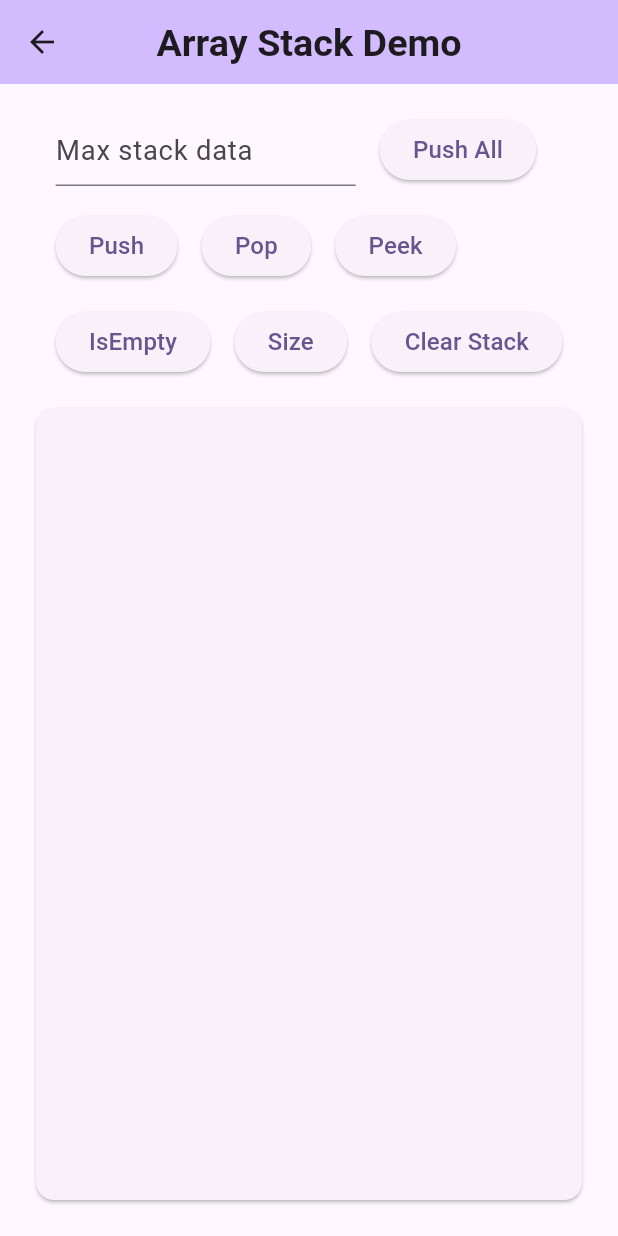
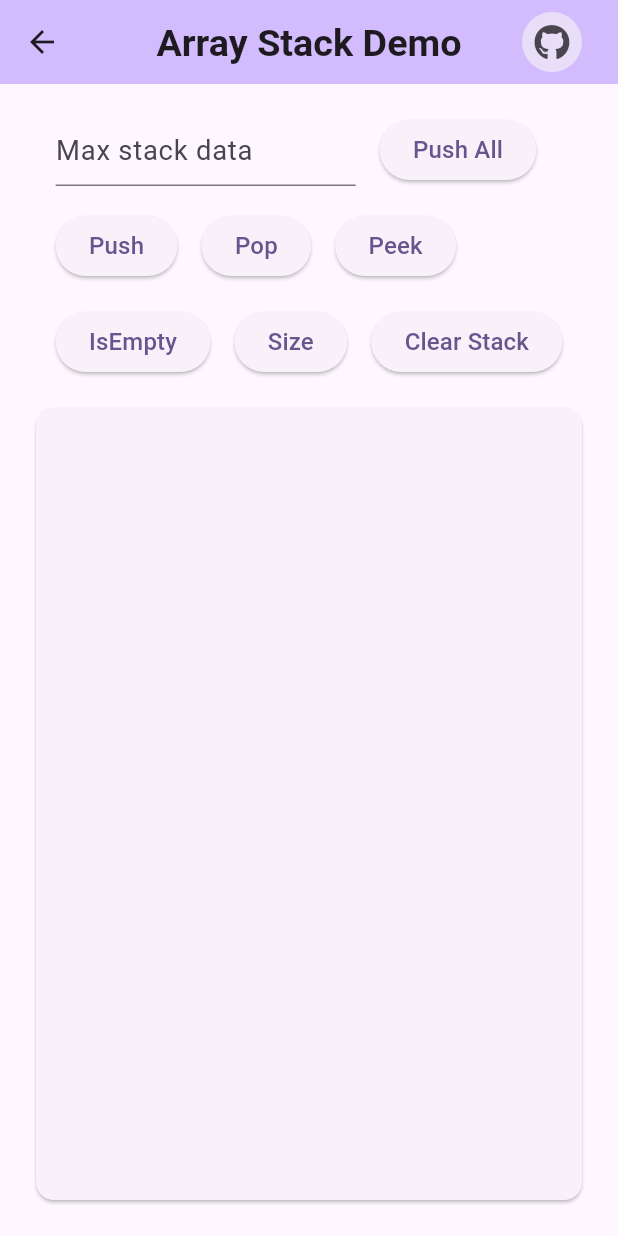
Before and after one commit to Hendi-arch/flutter-struktur-data-simulation, a Flutter app: the screen it shows after launch, after a tap on "Demo", on a phone screen of 412 x 824 dp. Run offline on Flutter 3.47's test engine with Material 2 defaults, Android fonts, the phone set to English and light mode, and no system bars; our stand-ins replace flutter_screenutil, font_awesome_flutter.

Commit message:
added github source code

```diff
--- a/lib/home_screen.dart
+++ b/lib/home_screen.dart
@@ -1,6 +1,7 @@
 import 'package:flutter/cupertino.dart';
 import 'package:flutter/material.dart';
 import 'package:struktur_data_demo/queue_screen.dart';
+import 'package:struktur_data_demo/source_code_widget.dart';
 import 'package:struktur_data_demo/stack_screen.dart';
 
 class HomeScreen extends StatelessWidget {
@@ -39,6 +40,7 @@ class HomeScreen extends StatelessWidget {
         backgroundColor: Theme.of(context).colorScheme.inversePrimary,
         title: const Text('Stack & Queue Demo'),
         centerTitle: true,
+        actions: const [SourceCodeWidget()],
       ),
       body: SingleChildScrollView(
         padding: const EdgeInsets.all(20),
--- a/lib/main.dart
+++ b/lib/main.dart
@@ -20,6 +20,7 @@ class MyApp extends StatelessWidget {
         return MaterialApp(
           title: 'Stack & Queue Demo',
           theme: AppThemes.data(),
+          debugShowCheckedModeBanner: false,
           home: child,
         );
       },
--- a/lib/queue_screen.dart
+++ b/lib/queue_screen.dart
@@ -3,6 +3,7 @@ import 'package:flutter/services.dart';
 import 'package:flutter_screenutil/flutter_screenutil.dart';
 import 'package:struktur_data_demo/colored_item.dart';
 import 'package:struktur_data_demo/helpers.dart';
+import 'package:struktur_data_demo/source_code_widget.dart';
 
 class QueueScreen extends StatefulWidget {
   const QueueScreen({Key? key}) : super(key: key);
@@ -188,6 +189,7 @@ class _QueueScreenState extends State<QueueScreen> {
         backgroundColor: Theme.of(context).colorScheme.inversePrimary,
         title: const Text('Array Queue Demo'),
         centerTitle: true,
+        actions: const [SourceCodeWidget()],
       ),
       body: Form(
         key: _textEditingState,
--- /dev/null
+++ b/lib/source_code_widget.dart
@@ -0,0 +1,19 @@
+import 'package:flutter/material.dart';
+import 'package:font_awesome_flutter/font_awesome_flutter.dart';
+import 'package:struktur_data_demo/helpers.dart';
+
+class SourceCodeWidget extends StatelessWidget {
+  const SourceCodeWidget({super.key});
+
+  @override
+  Widget build(BuildContext context) {
+    return Container(
+      margin: const EdgeInsets.only(right: 20),
+      child: IconButton.filledTonal(
+        onPressed: () => openUrl(
+            'https://github.com/Hendi-arch/flutter-struktur-data-simulation'),
+        icon: const FaIcon(FontAwesomeIcons.github),
+      ),
+    );
+  }
+}
--- a/lib/stack_screen.dart
+++ b/lib/stack_screen.dart
@@ -5,6 +5,7 @@ import 'package:flutter/services.dart';
 import 'package:flutter_screenutil/flutter_screenutil.dart';
 import 'package:struktur_data_demo/colored_item.dart';
 import 'package:struktur_data_demo/helpers.dart';
+import 'package:struktur_data_demo/source_code_widget.dart';
 
 class StackScreen extends StatefulWidget {
   const StackScreen({super.key});
@@ -185,6 +186,7 @@ class _StackScreenState extends State<StackScreen> {
         backgroundColor: Theme.of(context).colorScheme.inversePrimary,
         title: const Text('Array Stack Demo'),
         centerTitle: true,
+        actions: const [SourceCodeWidget()],
       ),
       body: Form(
         key: _textEditingState,
--- a/pubspec.yaml
+++ b/pubspec.yaml
@@ -16,7 +16,7 @@ publish_to: 'none' # Remove this line if you wish to publish to pub.dev
 # https://developer.apple.com/library/archive/documentation/General/Reference/InfoPlistKeyReference/Articles/CoreFoundationKeys.html
 # In Windows, build-name is used as the major, minor, and patch parts
 # of the product and file versions while build-number is used as the build suffix.
-version: 1.2.0+12
+version: 1.2.1+13
 
 environment:
   sdk: '>=3.0.3 <4.0.0'
@@ -32,6 +32,8 @@ dependencies:
     sdk: flutter
 
   flutter_screenutil: ^5.8.4
+  font_awesome_flutter: ^10.4.0
+  url_launcher: ^6.1.11
 
   # The following adds the Cupertino Icons font to your application.
   # Use with the CupertinoIcons class for iOS style icons.
```
Also changed, not shown: lib/helpers.dart (+8 -1 lines), pubspec.lock, 11 other files.
